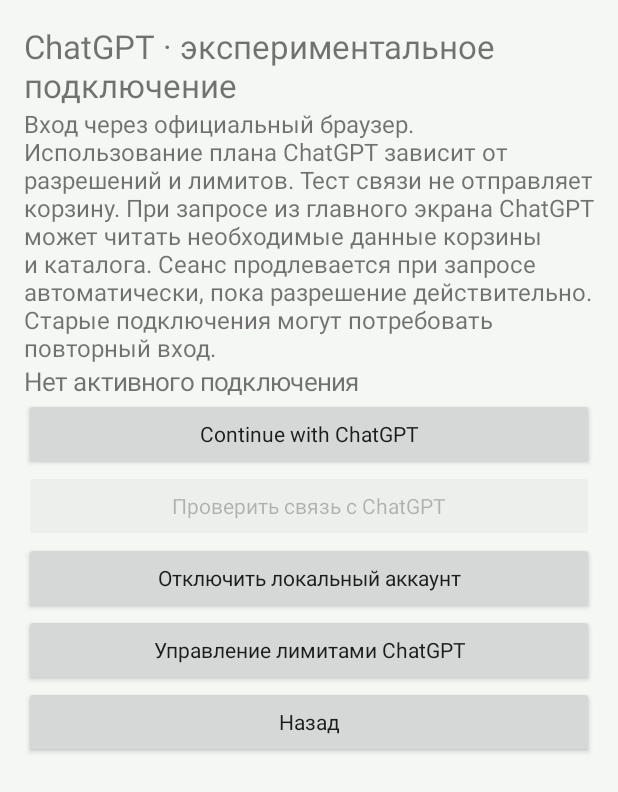
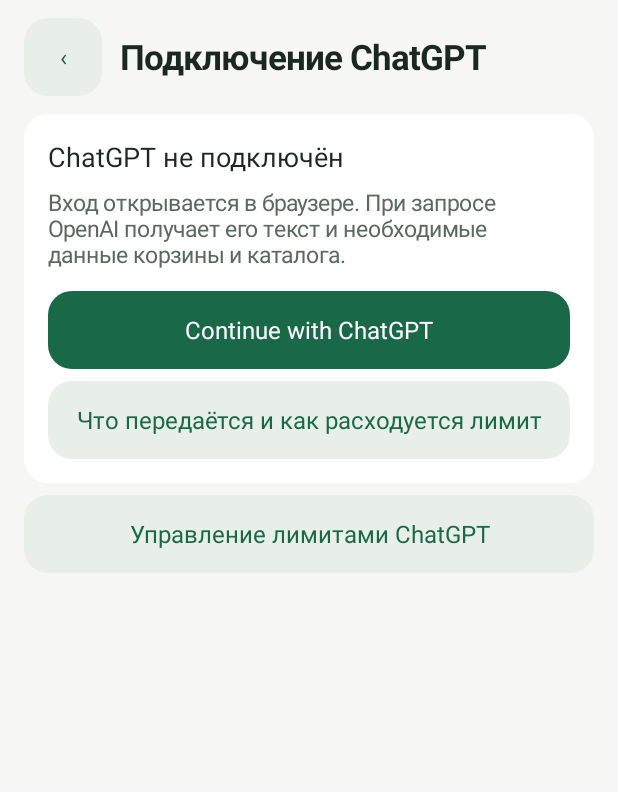
Before and after one commit to evgenijzingaev-dev/-, an Android app: the ChatGptSettingsActivity screen opened directly, with no data from a screen before it, on a phone screen of 412 x 824 dp. Shown: the top 792 px of the screen. Run offline under Robolectric (Android 15) with nearby library versions, the phone set to English and light mode, and no system bars; network calls fail.

Commit message:
Simplify ChatGPT connection screen [skip ci]

```diff
--- a/app/src/main/java/ru/smartbasket/app/ChatGptSettingsActivity.kt
+++ b/app/src/main/java/ru/smartbasket/app/ChatGptSettingsActivity.kt
@@ -12,26 +12,79 @@ class ChatGptSettingsActivity:Activity(){
     private lateinit var connect:Button
     private lateinit var test:Button
     private lateinit var disconnect:Button
+    private lateinit var reconnect:Button
     private var busy=false
     private fun alive()=!isDestroyed&&!isFinishing
+    private val green=android.graphics.Color.rgb(25,104,72)
+    private val ink=android.graphics.Color.rgb(27,40,34)
+    private val gray=android.graphics.Color.rgb(88,105,96)
+    private val backgroundColor=android.graphics.Color.rgb(246,247,244)
+    private val soft=android.graphics.Color.rgb(231,239,232)
+    private fun dp(n:Int)=(n*resources.displayMetrics.density+.5f).toInt()
+    private fun rounded(color:Int)=android.graphics.drawable.GradientDrawable().apply{
+        setColor(color);cornerRadius=dp(16).toFloat()
+    }
+    private fun action(title:String, primary:Boolean=false, click:()->Unit)=Button(this).apply{
+        text=title;isAllCaps=false;textSize=16f
+        setTextColor(if(primary)android.graphics.Color.WHITE else green)
+        background=android.graphics.drawable.RippleDrawable(android.content.res.ColorStateList.valueOf(0x18000000),rounded(if(primary)green else soft),null)
+        stateListAnimator=null
+        minHeight=dp(52);minimumHeight=dp(52)
+        setPadding(dp(12),dp(8),dp(12),dp(8))
+        setOnClickListener{click()}
+    }
+    private fun LinearLayout.addAction(button:Button){
+        addView(button,LinearLayout.LayoutParams(-1,-2).apply{topMargin=dp(8)})
+    }
     override fun onCreate(state:Bundle?){
         super.onCreate(state)
-        val root=LinearLayout(this).apply{orientation=LinearLayout.VERTICAL;setPadding(24,24,24,24)}
-        root.addView(TextView(this).apply{text="ChatGPT · экспериментальное подключение";textSize=22f})
-        root.addView(TextView(this).apply{text="Вход через официальный браузер. Использование плана ChatGPT зависит от разрешений и лимитов. Тест связи не отправляет корзину. При запросе из главного экрана ChatGPT может читать необходимые данные корзины и каталога. Сеанс продлевается при запросе автоматически, пока разрешение действительно. Старые подключения могут потребовать повторный вход.";textSize=16f})
-        status=TextView(this).apply{textSize=17f};root.addView(status)
-        connect=Button(this).apply{text="Continue with ChatGPT";isAllCaps=false;setOnClickListener{signIn()}}
-        test=Button(this).apply{text="Проверить связь с ChatGPT";isAllCaps=false;setOnClickListener{test()}}
-        disconnect=Button(this).apply{text="Отключить локальный аккаунт";isAllCaps=false;setOnClickListener{signOut()}}
-        root.addView(connect);root.addView(test);root.addView(disconnect)
-        root.addView(Button(this).apply{text="Управление лимитами ChatGPT";isAllCaps=false;setOnClickListener{startActivity(Intent(Intent.ACTION_VIEW,Uri.parse("https://chatgpt.com/settings/usage")))}})
-        root.addView(Button(this).apply{text="Назад";isAllCaps=false;setOnClickListener{finish()}})
-        setContentView(root);refresh()
+        window.statusBarColor=backgroundColor
+        window.navigationBarColor=backgroundColor
+        window.decorView.systemUiVisibility=android.view.View.SYSTEM_UI_FLAG_LIGHT_STATUS_BAR or android.view.View.SYSTEM_UI_FLAG_LIGHT_NAVIGATION_BAR
+        val scroll=ScrollView(this).apply{setBackgroundColor(backgroundColor);isFillViewport=true}
+        val root=LinearLayout(this).apply{orientation=LinearLayout.VERTICAL;setPadding(dp(16),dp(12),dp(16),dp(16))}
+        scroll.addView(root)
+        val header=LinearLayout(this).apply{gravity=android.view.Gravity.CENTER_VERTICAL}
+        header.addView(action("‹"){finish()}.apply{contentDescription="Назад"},LinearLayout.LayoutParams(dp(52),-2))
+        header.addView(TextView(this).apply{
+            text="Подключение ChatGPT";textSize=23f;setTextColor(ink)
+            setTypeface(null,android.graphics.Typeface.BOLD);setPadding(dp(12),0,0,0)
+        },LinearLayout.LayoutParams(0,-2,1f))
+        root.addView(header)
+        val card=LinearLayout(this).apply{
+            orientation=LinearLayout.VERTICAL;background=rounded(android.graphics.Color.WHITE)
+            setPadding(dp(16),dp(16),dp(16),dp(16))
+        }
+        root.addView(card,LinearLayout.LayoutParams(-1,-2).apply{topMargin=dp(12)})
+        status=TextView(this).apply{textSize=18f;setTextColor(ink);accessibilityLiveRegion=android.view.View.ACCESSIBILITY_LIVE_REGION_POLITE}
+        card.addView(status)
+        card.addView(TextView(this).apply{
+            text="Вход открывается в браузере. При запросе OpenAI получает его текст и необходимые данные корзины и каталога."
+            textSize=15f;setTextColor(gray);setPadding(0,dp(8),0,dp(6))
+        })
+        connect=action("Continue with ChatGPT",true){signIn()}
+        test=action("Проверить связь",true){test()}
+        disconnect=action("Отключить аккаунт"){signOut()}
+        reconnect=action("Подключить заново"){signIn()}
+        card.addAction(connect);card.addAction(test);card.addAction(reconnect);card.addAction(disconnect)
+        card.addAction(action("Что передаётся и как расходуется лимит"){
+            android.app.AlertDialog.Builder(this).setTitle("Данные и лимиты")
+                .setMessage("Проверка связи не отправляет корзину. При запросах из приложения OpenAI получает запрос и необходимые для ответа данные корзины и каталога. Доступ зависит от разрешений и лимита аккаунта. Сеанс обновляется, пока действует разрешение.")
+                .setPositiveButton("Закрыть",null).show()
+        })
+        root.addAction(action("Управление лимитами ChatGPT"){
+            try{startActivity(Intent(Intent.ACTION_VIEW,Uri.parse("https://chatgpt.com/settings/usage")))}
+            catch(_:android.content.ActivityNotFoundException){status.text="Не найден браузер для открытия настроек."}
+        })
+        setContentView(scroll);refresh()
     }
     private fun refresh(){
         val connected=connection.connected()
-        status.text=if(connected)"ChatGPT: "+connection.accountLabel().ifBlank{"сохранённый аккаунт"}+" · проверь связь" else "Нет активного подключения"
-        connect.isEnabled=!busy;test.isEnabled=!busy&&connected;disconnect.isEnabled=!busy
+        status.text=if(connected)"Аккаунт подключён: "+connection.accountLabel().ifBlank{"сохранённый аккаунт"} else "ChatGPT не подключён"
+        connect.visibility=if(connected)android.view.View.GONE else android.view.View.VISIBLE
+        test.visibility=if(connected)android.view.View.VISIBLE else android.view.View.GONE
+        disconnect.visibility=test.visibility;reconnect.visibility=test.visibility
+        connect.isEnabled=!busy;test.isEnabled=!busy;disconnect.isEnabled=!busy;reconnect.isEnabled=!busy
     }
     private fun work(message:String,task:()->String){
         if(busy)return
```
